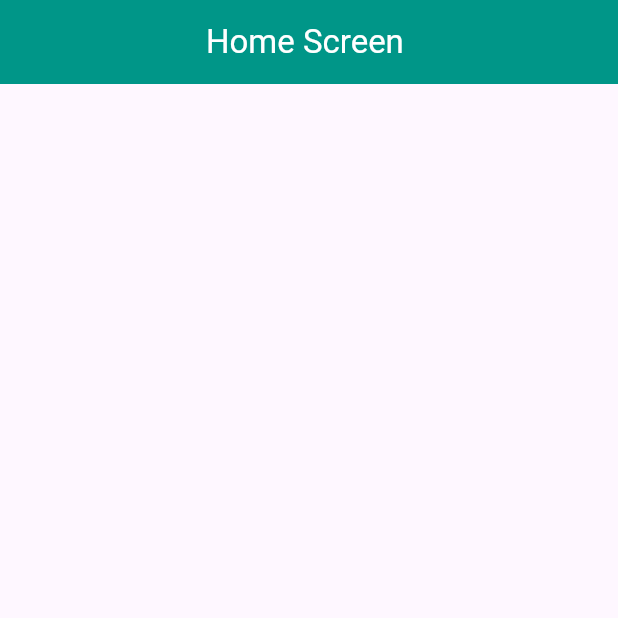
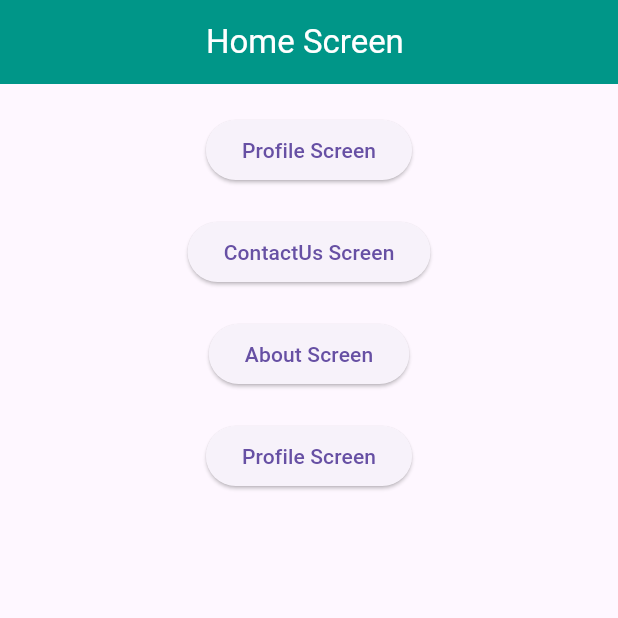
Before and after one commit to ajayrana78767/GoRouter-Navigations-Project, a Flutter app: the screen it shows after launch, on a phone screen of 412 x 824 dp, the top half of it. Run offline on Flutter 3.47's test engine with Material 3 defaults, Android fonts, the phone set to English and light mode, and no system bars; our stand-ins replace go_router.

Commit message:
Adding deep links by go_router.

```diff
--- a/lib/main.dart
+++ b/lib/main.dart
@@ -1,5 +1,5 @@
 import 'package:flutter/material.dart';
-import 'package:gorouter_navigation_project/pages/home_page.dart';
+import 'package:gorouter_navigation_project/project/routes/app_route_config.dart';
 
 void main() {
   runApp(const MyApp());
@@ -8,17 +8,13 @@ void main() {
 class MyApp extends StatelessWidget {
   const MyApp({super.key});
 
-  // This widget is the root of your application.
   @override
   Widget build(BuildContext context) {
-    return MaterialApp(
-      title: 'Flutter Demo',
-      theme: ThemeData(
-
-        colorScheme: ColorScheme.fromSeed(seedColor: Colors.deepPurple),
-        useMaterial3: true,
-      ),
-      home: const Home(),
+    return MaterialApp.router(
+      debugShowCheckedModeBanner: false,
+      routeInformationParser: MyAppRouter().router.routeInformationParser,
+      routerDelegate: MyAppRouter().router.routerDelegate,
+      routeInformationProvider: MyAppRouter().router.routeInformationProvider ,
     );
   }
 }
--- /dev/null
+++ b/lib/pages/about_page.dart
@@ -0,0 +1,21 @@
+import 'package:flutter/material.dart';
+
+class About extends StatefulWidget {
+  const About({super.key});
+
+  @override
+  State<About> createState() => _AboutState();
+}
+
+class _AboutState extends State<About> {
+  @override
+  Widget build(BuildContext context) {
+    return  Scaffold(
+      appBar: AppBar(
+        centerTitle: true,
+        backgroundColor: Colors.teal,
+        title: Text('About Screen ',style: TextStyle(color: Colors.white),),
+      ),
+    );
+  }
+}
--- a/lib/pages/contact_us_page.dart
+++ b/lib/pages/contact_us_page.dart
@@ -14,7 +14,7 @@ class _ContactUsState extends State<ContactUs> {
       appBar: AppBar(
         centerTitle: true,
         backgroundColor: Colors.teal,
-        title: Text('ContactUs Screen ',style: TextStyle(color: Colors.white),),
+        title: const Text('ContactUs Screen ',style: TextStyle(color: Colors.white),),
       ),
     );
   }
--- a/lib/pages/home_page.dart
+++ b/lib/pages/home_page.dart
@@ -10,11 +10,43 @@ class Home extends StatefulWidget {
 class _HomeState extends State<Home> {
   @override
   Widget build(BuildContext context) {
-    return  Scaffold(
+    return Scaffold(
       appBar: AppBar(
         centerTitle: true,
         backgroundColor: Colors.teal,
-        title: Text('Home Screen ',style: TextStyle(color: Colors.white),),
+        title: const Text(
+          'Home Screen ',
+          style: TextStyle(color: Colors.white),
+        ),
+      ),
+      body: Center(
+        child: Column(
+          children: [
+            const SizedBox(
+              height: 20,
+            ),
+            ElevatedButton(
+                onPressed: () {}, child: const Text('Profile Screen')),
+            const SizedBox(
+              height: 20,
+            ),
+            ElevatedButton(
+                onPressed: () {}, child: const Text('ContactUs Screen')),
+            const SizedBox(
+              height: 20,
+            ),
+            ElevatedButton(
+                onPressed: () {}, child: const Text('About Screen')),
+            const SizedBox(
+              height: 20,
+            ),
+            ElevatedButton(
+                onPressed: () {}, child: const Text('Profile Screen')),
+            const SizedBox(
+              height: 20,
+            ),
+          ],
+        ),
       ),
     );
   }
--- /dev/null
+++ b/lib/project/routes/app_route_config.dart
@@ -0,0 +1,46 @@
+import 'package:flutter/material.dart';
+import 'package:go_router/go_router.dart';
+import 'package:gorouter_navigation_project/pages/about_page.dart';
+import 'package:gorouter_navigation_project/pages/contact_us_page.dart';
+import 'package:gorouter_navigation_project/pages/home_page.dart';
+import 'package:gorouter_navigation_project/pages/profile_page.dart';
+import 'package:gorouter_navigation_project/pages/error_page.dart';
+import 'package:gorouter_navigation_project/project/routes/app_route_constants.dart';
+
+class MyAppRouter {
+  GoRouter router = GoRouter(
+    routes: [
+      GoRoute(
+        name: MyAppRouteConstants.homeRouteName,
+        path: '/',
+        pageBuilder: (context, state) {
+          return const MaterialPage(child: Home());
+        },
+      ),
+      GoRoute(
+        name: MyAppRouteConstants.profileRouteName,
+        path: '/profile',
+        pageBuilder: (context, state) {
+          return const MaterialPage(child: Profile());
+        },
+      ),
+      GoRoute(
+        name: MyAppRouteConstants.aboutRouteName,
+        path: '/about',
+        pageBuilder: (context, state) {
+          return const MaterialPage(child: About());
+        },
+      ),
+      GoRoute(
+        name: MyAppRouteConstants.contactUsRouteName,
+        path: '/contactUs',
+        pageBuilder: (context, state) {
+          return const MaterialPage(child: ContactUs());
+        },
+      ),
+    ],
+    errorPageBuilder: (context, state) {
+      return const MaterialPage(child: Error());
+    },
+  );
+}
--- /dev/null
+++ b/lib/project/routes/app_route_constants.dart
@@ -0,0 +1,6 @@
+class MyAppRouteConstants {
+static const String homeRouteName = 'home';
+static const String aboutRouteName = 'about';
+static const String profileRouteName = 'profile';
+static const String contactUsRouteName = 'contactUs';
+}
--- a/pubspec.yaml
+++ b/pubspec.yaml
@@ -35,6 +35,7 @@ dependencies:
   # The following adds the Cupertino Icons font to your application.
   # Use with the CupertinoIcons class for iOS style icons.
   cupertino_icons: ^1.0.6
+  go_router: ^14.2.0
 
 dev_dependencies:
   flutter_test:
```
Also changed, not shown: pubspec.lock.
